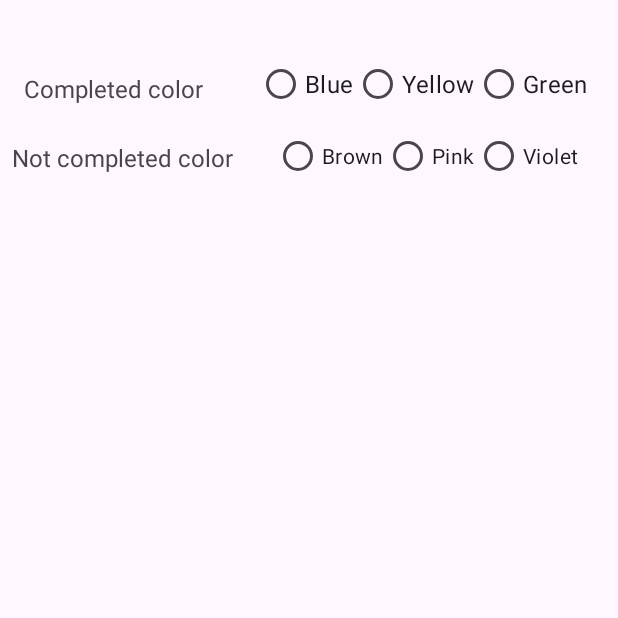
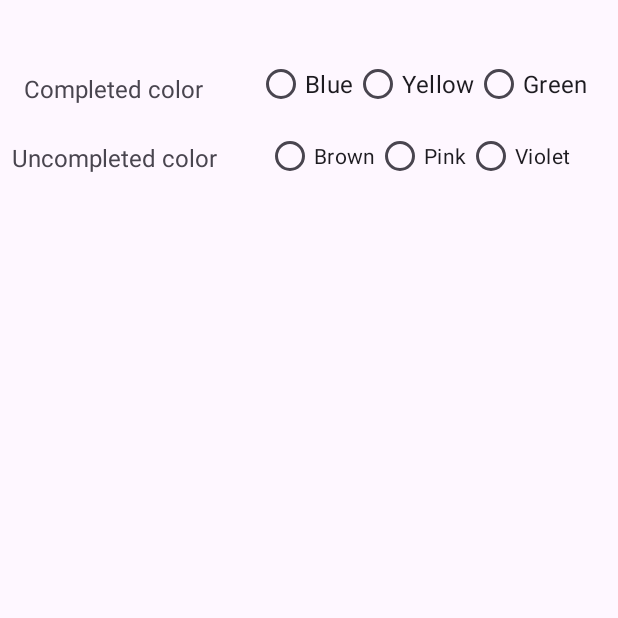
Before and after one commit to muradnajafli/To-Do-List-App, an Android app: the SettingsActivity screen opened directly, with no data from a screen before it, on a phone screen of 412 x 824 dp, the top half of it. Run offline under Robolectric (Android 15) with nearby library versions, the phone set to English and light mode, and no system bars; our stand-ins replace Dagger/Hilt's generated code.

Commit message:
- Successfully applied Clean Architecture principles to enhance code maintainability and scalability. - Implemented MVVM design pattern correctly to ensure separation of concerns and improve testability. - Optimized performance by employing efficient database operations and asynchronous programming techniques. - Successfully identified and resolved bugs to enhance overall stability and reliability of the application.

```diff
--- a/app/src/main/AndroidManifest.xml
+++ b/app/src/main/AndroidManifest.xml
@@ -17,10 +17,6 @@
             android:name=".presentation.settings.SettingsActivity"
             android:exported="false" />
         <activity
-            android:name=".presentation.task.TaskActivity"
-            android:exported="false"
-            android:parentActivityName=".MainActivity" />
-        <activity
             android:name=".MainActivity"
             android:exported="true">
             <intent-filter>
--- a/app/src/main/java/com/muradnajafli/todolistapp/presentation/settings/SettingsViewModel.kt
+++ b/app/src/main/java/com/muradnajafli/todolistapp/presentation/settings/SettingsViewModel.kt
@@ -6,7 +6,6 @@ import com.muradnajafli.todolistapp.domain.usecase.settings.GetCompletedColorUse
 import com.muradnajafli.todolistapp.domain.usecase.settings.GetUncompletedColorUseCase
 import com.muradnajafli.todolistapp.domain.usecase.settings.SetCompletedColorUseCase
 import com.muradnajafli.todolistapp.domain.usecase.settings.SetUncompletedColorUseCase
-import com.muradnajafli.todolistapp.utils.ColorManager
 import dagger.hilt.android.lifecycle.HiltViewModel
 import kotlinx.coroutines.flow.MutableStateFlow
 import kotlinx.coroutines.flow.asStateFlow
--- a/app/src/main/java/com/muradnajafli/todolistapp/presentation/task/TaskFragment.kt
+++ b/app/src/main/java/com/muradnajafli/todolistapp/presentation/task/TaskFragment.kt
@@ -13,8 +13,6 @@ import androidx.navigation.fragment.navArgs
 import com.muradnajafli.todolistapp.R
 import com.muradnajafli.todolistapp.domain.model.Task
 import com.muradnajafli.todolistapp.databinding.FragmentTaskBinding
-import com.muradnajafli.todolistapp.utils.Constants
-import com.muradnajafli.todolistapp.utils.sharedPreferences
 import dagger.hilt.android.AndroidEntryPoint
 import kotlinx.coroutines.launch
 
--- a/app/src/main/res/layout/activity_settings.xml
+++ b/app/src/main/res/layout/activity_settings.xml
@@ -21,21 +21,21 @@
             android:id="@+id/blueRadioButton"
             android:layout_width="wrap_content"
             android:layout_height="wrap_content"
-            android:text="Blue"
+            android:text="@string/blue"
             android:textSize="16sp" />
 
         <RadioButton
             android:id="@+id/yellowRadioButton"
             android:layout_width="wrap_content"
             android:layout_height="wrap_content"
-            android:text="Yellow"
+            android:text="@string/yellow"
             android:textSize="16sp" />
 
         <RadioButton
             android:id="@+id/greenRadioButton"
             android:layout_width="wrap_content"
             android:layout_height="wrap_content"
-            android:text="Green"
+            android:text="@string/green"
             android:textSize="16sp" />
     </RadioGroup>
 
@@ -45,18 +45,18 @@
         android:layout_height="wrap_content"
         android:layout_marginStart="16dp"
         android:layout_marginTop="48dp"
-        android:text="Completed color"
+        android:text="@string/completed_color"
         android:textSize="16sp"
         app:layout_constraintStart_toStartOf="parent"
         app:layout_constraintTop_toTopOf="parent" />
 
     <TextView
-        android:id="@+id/notCompletedText"
+        android:id="@+id/uncompletedText"
         android:layout_width="wrap_content"
         android:layout_height="wrap_content"
         android:layout_marginStart="8dp"
         android:layout_marginTop="24dp"
-        android:text="Not completed color"
+        android:text="@string/uncompleted_color"
         android:textSize="16sp"
         app:layout_constraintStart_toStartOf="parent"
         app:layout_constraintTop_toBottomOf="@+id/completedText" />
@@ -67,25 +67,25 @@
         android:layout_height="wrap_content"
         android:orientation="horizontal"
         app:layout_constraintEnd_toEndOf="parent"
-        app:layout_constraintStart_toEndOf="@+id/notCompletedText"
+        app:layout_constraintStart_toEndOf="@+id/uncompletedText"
         app:layout_constraintTop_toBottomOf="@+id/completedColorRadioGroup">
 
         <RadioButton
             android:id="@+id/brownRadioButton"
             android:layout_width="wrap_content"
             android:layout_height="wrap_content"
-            android:text="Brown" />
+            android:text="@string/brown" />
 
         <RadioButton
             android:id="@+id/pinkRadioButton"
             android:layout_width="wrap_content"
             android:layout_height="wrap_content"
-            android:text="Pink" />
+            android:text="@string/pink" />
 
         <RadioButton
             android:id="@+id/violetRadioButton"
             android:layout_width="wrap_content"
             android:layout_height="wrap_content"
-            android:text="Violet" />
+            android:text="@string/violet" />
     </RadioGroup>
 </androidx.constraintlayout.widget.ConstraintLayout>
--- a/app/src/main/res/layout/item_task.xml
+++ b/app/src/main/res/layout/item_task.xml
@@ -23,7 +23,7 @@
                 android:id="@+id/checkBox"
                 android:layout_width="wrap_content"
                 android:layout_height="wrap_content"
-                android:text="ToDoTask"
+                tools:text="Task"
                 app:layout_constraintBottom_toBottomOf="parent"
                 app:layout_constraintStart_toStartOf="parent"
                 app:layout_constraintTop_toTopOf="parent"
@@ -33,6 +33,7 @@
                 android:id="@+id/editButton"
                 android:layout_width="30dp"
                 android:layout_height="30dp"
+                android:contentDescription="@string/edit_button_description"
                 app:layout_constraintBottom_toBottomOf="parent"
                 app:layout_constraintEnd_toStartOf="@+id/deleteButton"
                 app:layout_constraintHorizontal_bias="0.95"
@@ -44,6 +45,7 @@
                 android:id="@+id/deleteButton"
                 android:layout_width="30dp"
                 android:layout_height="30dp"
+                android:contentDescription="@string/delete_button_description"
                 app:layout_constraintBottom_toBottomOf="parent"
                 app:layout_constraintEnd_toEndOf="parent"
                 app:layout_constraintHorizontal_bias="0.95"
--- a/app/src/main/res/values/strings.xml
+++ b/app/src/main/res/values/strings.xml
@@ -7,10 +7,20 @@
     <string name="open_settings">OPEN SETTINGS</string>
     <string name="delete">Delete</string>
     <string name="edit">Edit</string>
-    <string name="cancel">CANCEL</string>
+    <string name="cancel">Cancel</string>
     <string name="update_todo_task">Update ToDo Task</string>
     <string name="update">UPDATE</string>
     <string name="delete_todo_task">Delete ToDo Task</string>
     <string name="add">ADD</string>
     <string name="add_todo_item">Add ToDo Item</string>
+    <string name="blue">Blue</string>
+    <string name="yellow">Yellow</string>
+    <string name="green">Green</string>
+    <string name="completed_color">Completed color</string>
+    <string name="uncompleted_color">Uncompleted color</string>
+    <string name="brown">Brown</string>
+    <string name="pink">Pink</string>
+    <string name="violet">Violet</string>
+    <string name="edit_button_description">edit_button</string>
+    <string name="delete_button_description">delete_button</string>
 </resources>
```
